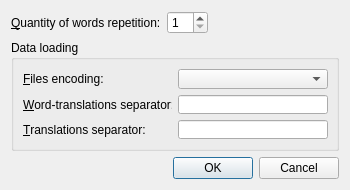
olgerd27/words_teacher, file settings_dialog.ui: the form before one commit.
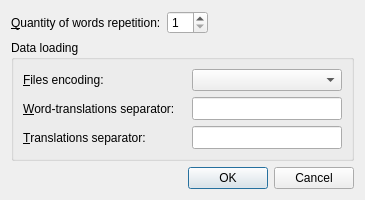
The form after the commit.

Commit message: In the Settings window fill the ComboBox with a availables text codecs. Make correct saving/restoring settings. Fix visualization of the Settings window (in Linux it was some compressed).

Patch:
```diff
--- a/settings_dialog.ui
+++ b/settings_dialog.ui
@@ -6,21 +6,15 @@
    <rect>
     <x>0</x>
     <y>0</y>
-    <width>350</width>
-    <height>190</height>
+    <width>405</width>
+    <height>211</height>
    </rect>
   </property>
-  <property name="minimumSize">
-   <size>
-    <width>350</width>
-    <height>190</height>
-   </size>
-  </property>
-  <property name="maximumSize">
-   <size>
-    <width>350</width>
-    <height>190</height>
-   </size>
+  <property name="sizePolicy">
+   <sizepolicy hsizetype="Preferred" vsizetype="Preferred">
+    <horstretch>0</horstretch>
+    <verstretch>0</verstretch>
+   </sizepolicy>
   </property>
   <property name="windowTitle">
    <string>Settings</string>
@@ -32,6 +26,9 @@
    <bool>true</bool>
   </property>
   <layout class="QGridLayout" name="gridLayout_2">
+   <property name="sizeConstraint">
+    <enum>QLayout::SetFixedSize</enum>
+   </property>
    <item row="0" column="0">
     <widget class="QLabel" name="label">
      <property name="text">
```
Left out of the diff: 4 changed lines with no effect on the pictures. The commit also changes 3 other files.
